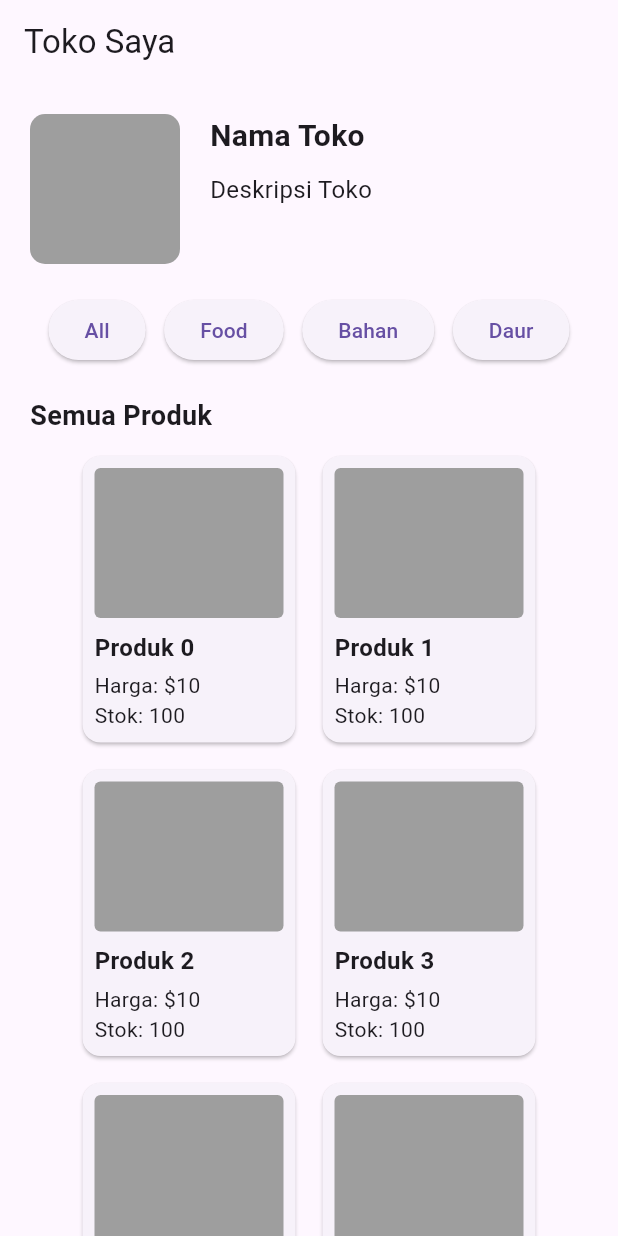
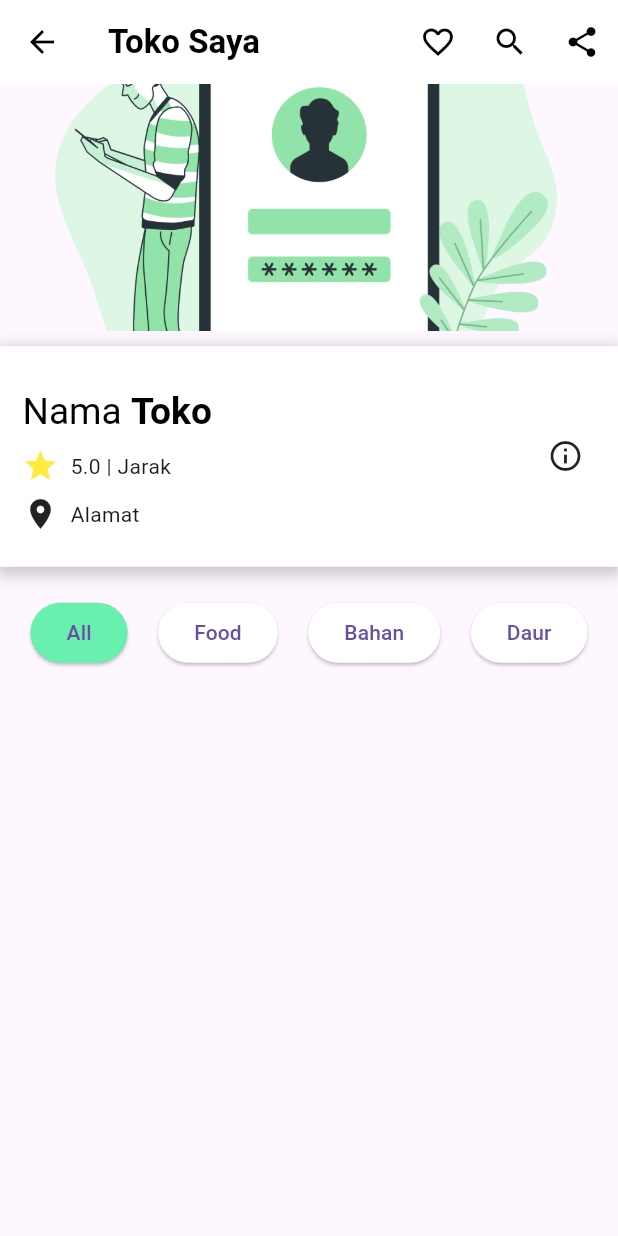
Before and after one commit to angelica1412/ecobites, a Flutter app: the screen it shows after launch, on a phone screen of 412 x 824 dp. Run offline on Flutter 3.47's test engine with Material 3 defaults, Android fonts, the phone set to English and light mode, and no system bars; our stand-ins replace cloud_firestore, firebase_auth, firebase_core, google_fonts; accounts and stored records are empty.

Commit message:
Halaman Toko Saya Wireframe sesudah di revisi tetapi buat card productnya

```diff
--- a/lib/Store.dart
+++ b/lib/Store.dart
@@ -1,159 +1,314 @@
 import 'package:flutter/material.dart';
 
-class StorePage extends StatelessWidget {
+class StorePage extends StatefulWidget {
+  @override
+  _StorePageState createState() => _StorePageState();
+}
+
+class _StorePageState extends State<StorePage> {
+  String _selectedCategory = 'All';
+  bool _searching = false; // Untuk melacak apakah sedang dalam mode pencarian
+  bool _isFavorite = false; // Untuk melacak apakah toko ini merupakan favorit
+
+  TextEditingController _searchController = TextEditingController();
+
   @override
   Widget build(BuildContext context) {
     return Scaffold(
       appBar: AppBar(
-        title: Text('Toko Saya'),
+        backgroundColor: Colors.white,
+        elevation: 0,
+        // Remove shadow
+        leading: _searching
+            ? IconButton(
+          icon: Icon(Icons.arrow_back),
+          color: Colors.black,
+          onPressed: () {
+            // Keluar dari mode pencarian
+            setState(() {
+              _searching = false;
+            });
+          },
+        )
+            : IconButton(
+          icon: Icon(Icons.arrow_back),
+          color: Colors.black,
+          onPressed: () {
+            // Kembali ke halaman sebelumnya
+            Navigator.of(context).pop();
+          },
         ),
-      body: SingleChildScrollView(
+        title: _searching
+            ? TextField(
+          controller: _searchController,
+          decoration: InputDecoration(
+            hintText: 'Cari...',
+            border: InputBorder.none,
+          ),
+        )
+            : Text(
+          'Toko Saya',
+          style: TextStyle(
+            color: Colors.black,
+            fontWeight: FontWeight.bold,
+          ),
+        ),
+        actions: _buildActions(),
+      ),
+      body: Column(
+        children: [
+          // Bagian atas
+          // ...
+          // Foto full-width dalam bentuk kotak
+          Container(
+            height: MediaQuery.of(context).size.height * 0.2, // Tinggi 1/10 dari layar
+            width: double.infinity, // Lebar penuh
+            decoration: BoxDecoration(
+              image: DecorationImage(
+                image: AssetImage('assets/login.png'), // Ganti dengan path foto Anda
+                fit: BoxFit.cover,
+              ),
+            ),
+          ),
+          SizedBox(height:10),
+          //card toko
+          Container(
+            padding: EdgeInsets.all(15),
+            decoration: BoxDecoration(
+              color: Colors.white,
+              boxShadow: [
+                BoxShadow(
+                  color: Colors.grey.withOpacity(0.5),
+                  spreadRadius: 3,
+                  blurRadius: 7,
+                  offset: Offset(0, 3),
+                ),
+              ],
+            ),
+            child: Row(
+              mainAxisSize: MainAxisSize.min, // Menyesuaikan tinggi dengan konten
+              children: [
+                Expanded(
+                  flex: 3,
                   child: Padding(
-          padding: const EdgeInsets.all(20.0),
+                    padding: EdgeInsets.symmetric(vertical: 8.0),
                     child: Column(
-            crossAxisAlignment: CrossAxisAlignment.stretch,
+                      crossAxisAlignment: CrossAxisAlignment.start,
                       children: [
-              // Foto toko dan informasi
-              _buildStoreInfo(),
-
-              SizedBox(height: 20),
-
-              // Tombol kategori
-              _buildCategoryButtons(),
-
-              SizedBox(height: 20),
-
-              // Kartu produk
-              _buildProductCards(),
+                        Padding(
+                          padding: EdgeInsets.only(bottom: 8.0),
+                          child: RichText(
+                            text: TextSpan(
+                              style: TextStyle(
+                                color: Colors.black,
+                                fontSize: MediaQuery.of(context).size.height * 0.03,
+                                height: 1.5,
+                              ),
+                              children: [
+                                TextSpan(text: 'Nama '),
+                                TextSpan(text: 'Toko', style: TextStyle(fontWeight: FontWeight.bold)),
                               ],
                             ),
                           ),
                         ),
-    );
-  }
-
-  Widget _buildStoreInfo() {
-    return Row(
-      crossAxisAlignment: CrossAxisAlignment.start,
+                        Padding(
+                          padding: EdgeInsets.only(bottom: 8.0),
+                          child: Row(
                             children: [
-        // Foto toko
-        Container(
-          width: 100,
-          height: 100,
-          decoration: BoxDecoration(
-            borderRadius: BorderRadius.circular(10),
-            color: Colors.grey, // Ganti dengan foto toko
+                              Padding(
+                                padding: EdgeInsets.only(right: 8.0),
+                                child: Icon(Icons.star, color: Colors.yellow),
+                              ),
+                              Text('5.0 | Jarak'),
+                            ],
+                          ),
+                        ),
+                        Row(
+                          children: [
+                            Padding(
+                              padding: EdgeInsets.only(right: 8.0),
+                              child: Icon(Icons.location_on),
+                            ),
+                            Text('Alamat'),
+                          ],
+                        ),
+                      ],
+                    ),
+                  ),
+                ),
+                Spacer(),
+                Padding(
+                  padding: EdgeInsets.all(8.0),
+                  child: Icon(Icons.info_outline),
+                ),
+              ],
             ),
           ),
 
-        SizedBox(width: 20),
-
-        // Nama toko dan informasi lainnya
-        Expanded(
-          child: Column(
-            crossAxisAlignment: CrossAxisAlignment.start,
-            children: [
-              Text(
-                'Nama Toko',
-                style: TextStyle(
-                  fontSize: 20,
-                  fontWeight: FontWeight.bold,
-                ),
-              ),
-              SizedBox(height: 10),
-              Text(
-                'Deskripsi Toko',
-                style: TextStyle(fontSize: 16),
-              ),
-              // Informasi lainnya bisa ditambahkan di sini
-            ],
-          ),
-        ),
-      ],
-    );
-  }
-
-  Widget _buildCategoryButtons() {
-    return Row(
+          SizedBox(height: 20),
+          //Tombol kategori
+          Row(
             mainAxisAlignment: MainAxisAlignment.spaceEvenly,
             children: [
-        ElevatedButton(onPressed: () {}, child: Text('All')),
-        ElevatedButton(onPressed: () {}, child: Text('Food')),
-        ElevatedButton(onPressed: () {}, child: Text('Bahan')),
-        ElevatedButton(onPressed: () {}, child: Text('Daur')),
+              _buildButton('All'),
+              _buildButton('Food'),
+              _buildButton('Bahan'),
+              _buildButton('Daur'),
             ],
-    );
-  }
-
-  Widget _buildProductCards() {
-    return Center(
-      child: Column(
-        crossAxisAlignment: CrossAxisAlignment.stretch,
-        children: [
-          Text(
-            'Semua Produk',
-            style: TextStyle(fontSize: 18, fontWeight: FontWeight.bold),
-          ),
-          SizedBox(height: 10),
-          Center( // Tambahkan widget Center di sekitar Wrap
-            child: Wrap(
-              spacing: 10, // Jarak antar kartu produk secara horizontal
-              runSpacing: 10, // Jarak antar baris kartu produk
-              children: List.generate(
-                10, // Ganti dengan jumlah produk yang sesuai
-                    (index) => _buildProductCard('Produk $index'),
-              ),
-            ),
           ),
         ],
       ),
     );
   }
 
+  // Fungsi untuk membangun actions sesuai dengan mode pencarian
+  List<Widget> _buildActions() {
+    if (_searching) {
+      return [
+        IconButton(
+          icon: Icon(Icons.search),
+          color: Colors.black,
+          onPressed: () {
+            // Tindakan pencarian
+            print('Melakukan pencarian: ${_searchController.text}');
+            // Lakukan pencarian sesuai dengan teks yang dimasukkan dalam _searchController
+          },
+        ),
+      ];
+    } else {
+      return [
+        IconButton(
+          icon: _isFavorite ? Icon(Icons.favorite, color: Colors.red) : Icon(
+              Icons.favorite_border),
+          color: Colors.black,
+          onPressed: () {
+            // Toggle status favorit
+            setState(() {
+              _isFavorite = !_isFavorite;
+            });
+          },
+        ),
+        IconButton(
+          icon: Icon(Icons.search),
+          color: Colors.black,
+          onPressed: () {
+            // Aktifkan mode pencarian
+            setState(() {
+              _searching = true;
+            });
+          },
+        ),
+        IconButton(
+          icon: Icon(Icons.share),
+          color: Colors.black,
+          onPressed: () {
+            // Tampilkan modal bottom sheet untuk berbagi
+            _showShareBottomSheet(context);
+          },
+        ),
+      ];
+    }
+  }
 
-
-  Widget _buildProductCard(String productName) {
-    return SizedBox(
-      width: 150, // Lebar kartu produk
-      child: Card(
-        child: Padding(
-          padding: const EdgeInsets.all(8.0),
+// Fungsi untuk menampilkan modal bottom sheet untuk berbagi
+  void _showShareBottomSheet(BuildContext context) {
+    showModalBottomSheet(
+      context: context,
+      builder: (BuildContext context) {
+        return Container(
+          padding: EdgeInsets.symmetric(vertical: 20, horizontal: 40),
           child: Column(
-            crossAxisAlignment: CrossAxisAlignment.start,
-            children: [
-              // Bagian kiri: Gambar produk
-              Container(
-                width: double.infinity,
-                height: 100,// Tinggi gambar produk
-                decoration: BoxDecoration(
-                  borderRadius: BorderRadius.circular(4),
-                  color: Colors.grey, // Ganti dengan foto produk
-                ),
-              ),
-              SizedBox(height: 8),
-              // Bagian kanan: Detail produk dan informasi lainnya
-              Column(
+            mainAxisSize: MainAxisSize.min,
             crossAxisAlignment: CrossAxisAlignment.start,
             children: [
               Text(
-                    productName,
+                'Share',
                 style: TextStyle(
-                      fontSize: 16,
                   fontWeight: FontWeight.bold,
+                  fontSize: 18,
                 ),
               ),
-                  SizedBox(height: 4),
-                  Text('Harga: \$10'), // Ganti dengan harga produk
-                  Text('Stok: 100'), // Ganti dengan informasi stok produk
-                  // Informasi lainnya bisa ditambahkan di sini
+              SizedBox(height: 20),
+              Row(
+                mainAxisAlignment: MainAxisAlignment.spaceEvenly,
+                // Mengatur jarak yang merata antara elemen-elemen
+                children: [
+                  _buildShareItem('WhatsApp', Icons.share, Colors.green.withOpacity(0.3), () {
+                    // Tindakan berbagi ke WhatsApp
+                    print('Berbagi ke WhatsApp');
+                  }),
+                  _buildShareItem('Instagram', Icons.share, Colors.pinkAccent.withOpacity (0.3), () {
+                    // Tindakan berbagi ke Instagram
+                    print('Berbagi ke Instagram');
+                  }),
+                  // Anda dapat menambahkan item berbagi lainnya di sini
                 ],
               ),
             ],
           ),
+        );
+      },
+    );
+  }
+
+  // Fungsi untuk membangun item berbagi
+// Fungsi untuk membangun item berbagi
+  Widget _buildButton(String category) {
+    return ElevatedButton(
+      onPressed: () {
+        setState(() {
+          _selectedCategory = category;
+        });
+      },
+      style: ButtonStyle(
+        backgroundColor: MaterialStateProperty.resolveWith<Color>((Set<MaterialState> states) {
+          if (_selectedCategory == category) {
+            return Colors.greenAccent;
+            // Warna hijau untuk tombol yang dipilih
+          }
+          return Colors.white; // Warna default untuk tombol lainnya
+        }),
       ),
-      ),
+      child: Text(category),
     );
   }
 
 
+  Widget _buildShareItem(String text, IconData icon, Color backgroundColor, Function onTap) {
+    return InkWell(
+      onTap:(){},
+      child: Column(
+        children: [
+          Container(
+            padding: EdgeInsets.all(10),
+            child: Stack(
+              alignment: Alignment.center,
+              children: [
+                Container(
+                  decoration: BoxDecoration(
+                    shape: BoxShape.circle,
+                    color: backgroundColor, // Mengatur warna latar belakang bulat
+                  ),
+                  padding: EdgeInsets.all(10),
+                  child: Icon(
+                    icon,
+                    color: Colors
+                        .black, // Anda juga dapat menyesuaikan warna ikon jika perlu
+                  ),
+                ),
+              ],
+            ),
+          ),
+          Container(
+            child: Text(
+              text,
+              style: TextStyle(
+                fontSize: 12,
+              ),
+            ),
+          )
+        ],
+      ),
+    );
   }
+}
```
Lines whose indentation alone changed are shown as unchanged.
